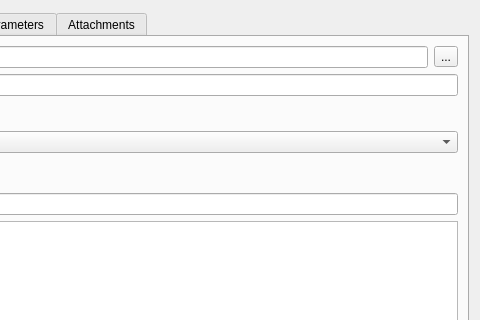
This is src/partdialog.ui in jassuncao/myparts as Qt 5 draws it before an edit; both pictures show x 364 to 844 and y 0 to 320 of the 844 by 458 pixel window. The edited form follows.
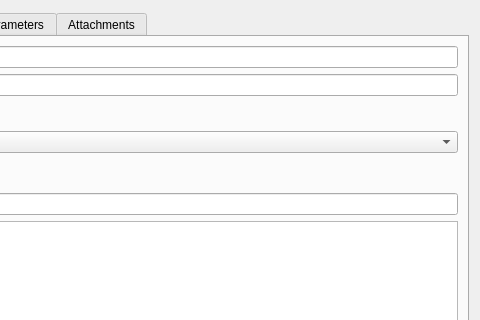
This is the edited form. Icons and pictures are not drawn. Custom widgets are drawn as their Qt base class.

```diff
--- a/src/partdialog.ui
+++ b/src/partdialog.ui
@@ -44,13 +44,6 @@
          <item>
           <widget class="QLineEdit" name="partNameEdit"/>
          </item>
-         <item>
-          <widget class="QToolButton" name="importButton">
-           <property name="text">
-            <string>...</string>
-           </property>
-          </widget>
-         </item>
         </layout>
        </item>
        <item row="1" column="0">
```
